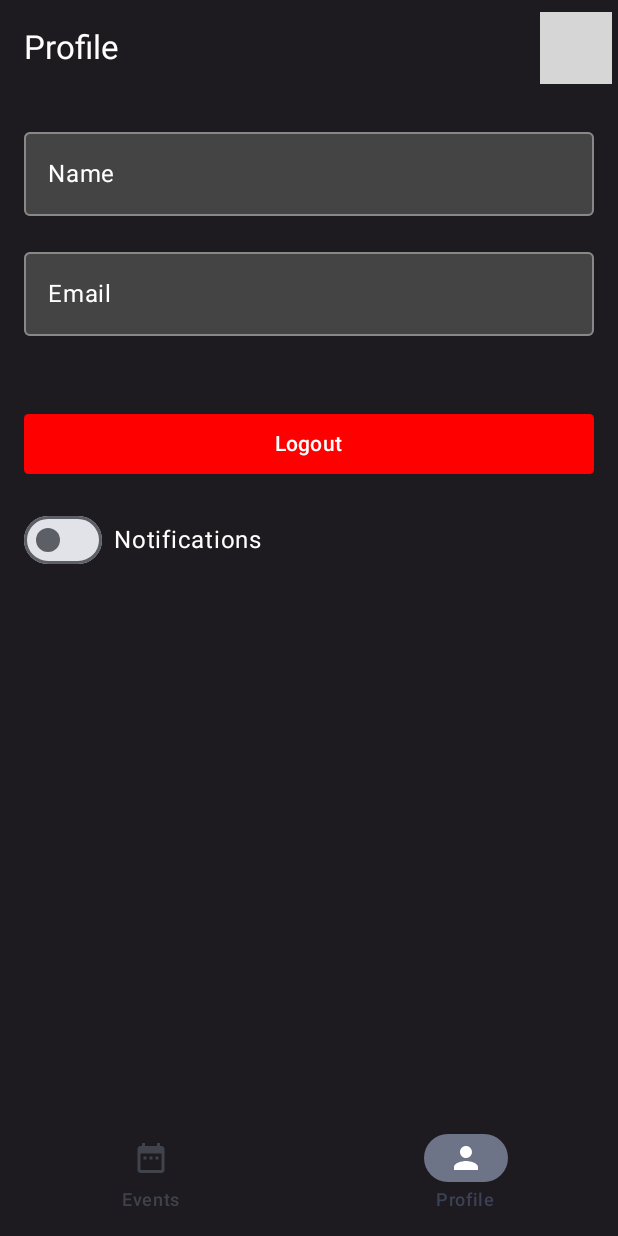
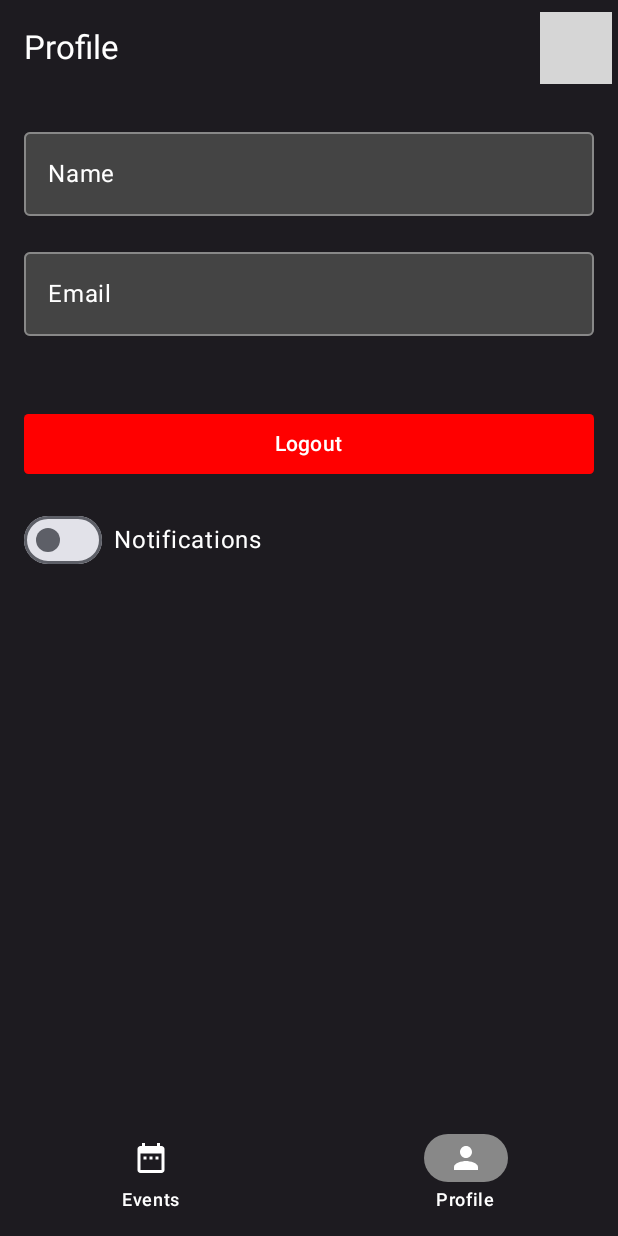
Before and after one commit to JM97142/P15-Eventorias, an Android app built with Jetpack Compose: the ProfileScreen screen opened through its navigation route, on a phone screen of 412 x 824 dp. Run offline under Robolectric (Android 15) with nearby library versions, the light colour scheme and no system bars; our stand-ins replace Dagger/Hilt's generated code, Firebase (no records; nobody signed in at launch, a user with empty details on screens opened directly); pictures from the network do not load; grey boxes are pictures that could not be loaded.

Commit message:
updates UI

```diff
--- a/app/src/main/java/com/example/p15_eventorias/ui/screens/HomeScreen.kt
+++ b/app/src/main/java/com/example/p15_eventorias/ui/screens/HomeScreen.kt
@@ -96,13 +96,27 @@
                     selected = true,
                     onClick = {},
                     label = { Text("Events") },
-                    icon = { Icon(Icons.Default.DateRange, null) }
+                    icon = { Icon(Icons.Default.DateRange, null) },
+                    colors = NavigationBarItemDefaults.colors(
+                        selectedIconColor = Color.White,
+                        unselectedIconColor = Color.White,
+                        selectedTextColor = Color.White,
+                        unselectedTextColor = Color.White,
+                        indicatorColor = Color.Gray
+                    )
                 )
                 NavigationBarItem(
                     selected = false,
                     onClick = onProfile,
                     label = { Text("Profile") },
-                    icon = { Icon(Icons.Default.Person, null) }
+                    icon = { Icon(Icons.Default.Person, null) },
+                    colors = NavigationBarItemDefaults.colors(
+                        selectedIconColor = Color.White,
+                        unselectedIconColor = Color.White,
+                        selectedTextColor = Color.White,
+                        unselectedTextColor = Color.White,
+                        indicatorColor = Color.Gray
+                    )
                 )
             }
         }
@@ -122,7 +136,7 @@
                 modifier = Modifier
                     .padding(padding)
                     .fillMaxSize()
-                    .background(color = Color.Black),
+                    .background(Color(0xFF1D1B20)),
                 verticalArrangement = Arrangement.spacedBy(8.dp),
                 contentPadding = PaddingValues(16.dp)
             ) {
--- a/app/src/main/java/com/example/p15_eventorias/ui/screens/ProfileScreen.kt
+++ b/app/src/main/java/com/example/p15_eventorias/ui/screens/ProfileScreen.kt
@@ -33,6 +33,21 @@
 ) {
     val notificationsEnabled by notificationsViewModel.notificationsEnabled.collectAsState()
 
+    var userName by remember { mutableStateOf(user?.displayName ?: "") }
+    var userPhotoUrl by remember { mutableStateOf(user?.photoUrl?.toString()) }
+
+    // Récupération du profil Firestore (si email/password)
+    LaunchedEffect(user?.uid) {
+        user?.uid?.let { uid ->
+            authViewModel.getUserByUid(uid) { url ->
+                userPhotoUrl = url
+            }
+            authViewModel.getUserNameByUid(uid) { name ->
+                if (!name.isNullOrBlank()) userName = name
+            }
+        }
+    }
+
     Scaffold(
         topBar = {
             TopAppBar(
@@ -44,7 +59,7 @@
                 },
                 actions = {
                     AsyncImage(
-                        model = user?.photoUrl,
+                        model = userPhotoUrl,
                         contentDescription = stringResource(R.string.profil_picture),
                         modifier = Modifier
                             .size(48.dp)
@@ -66,13 +81,27 @@
                     selected = false,
                     onClick = onEventsList,
                     label = { Text("Events") },
-                    icon = { Icon(Icons.Default.DateRange, null) }
+                    icon = { Icon(Icons.Default.DateRange, null) },
+                    colors = NavigationBarItemDefaults.colors(
+                        selectedIconColor = Color.White,
+                        unselectedIconColor = Color.White,
+                        selectedTextColor = Color.White,
+                        unselectedTextColor = Color.White,
+                        indicatorColor = Color.Gray
+                    )
                 )
                 NavigationBarItem(
                     selected = true,
                     onClick = {},
                     label = { Text("Profile") },
-                    icon = { Icon(Icons.Default.Person, null) }
+                    icon = { Icon(Icons.Default.Person, null) },
+                    colors = NavigationBarItemDefaults.colors(
+                        selectedIconColor = Color.White,
+                        unselectedIconColor = Color.White,
+                        selectedTextColor = Color.White,
+                        unselectedTextColor = Color.White,
+                        indicatorColor = Color.Gray
+                    )
                 )
             }
         }
@@ -86,7 +115,7 @@
             verticalArrangement = Arrangement.spacedBy(16.dp)
         ) {
             OutlinedTextField(
-                value = user?.displayName ?: "",
+                value = userName,
                 onValueChange = {},
                 label = { Text(stringResource(id = R.string.user_name)) },
                 enabled = false,
--- a/app/src/main/java/com/example/p15_eventorias/ui/viewmodels/AuthViewModel.kt
+++ b/app/src/main/java/com/example/p15_eventorias/ui/viewmodels/AuthViewModel.kt
@@ -8,6 +8,7 @@
 import com.google.android.gms.auth.api.signin.GoogleSignInAccount
 import com.google.android.gms.tasks.Task
 import com.google.firebase.auth.FirebaseUser
+import com.google.firebase.firestore.FirebaseFirestore
 import dagger.hilt.android.lifecycle.HiltViewModel
 import kotlinx.coroutines.flow.MutableStateFlow
 import kotlinx.coroutines.flow.StateFlow
@@ -78,6 +79,24 @@
         }
     }
 
+    fun getUserByUid(uid: String, onResult: (String?) -> Unit) {
+        FirebaseFirestore.getInstance().collection("users").document(uid)
+            .get()
+            .addOnSuccessListener { doc ->
+                onResult(doc.getString("photoUrl"))
+            }
+            .addOnFailureListener { onResult(null) }
+    }
+
+    fun getUserNameByUid(uid: String, onResult: (String?) -> Unit) {
+        FirebaseFirestore.getInstance().collection("users").document(uid)
+            .get()
+            .addOnSuccessListener { doc ->
+                onResult(doc.getString("name"))
+            }
+            .addOnFailureListener { onResult(null) }
+    }
+
     fun handleGoogleSignInTask(task: Task<GoogleSignInAccount>?) {
         if (task == null) {
             _uiState.value = AuthUiState.Error("Connexion Google annulée")
```
Also changed, not shown: app/src/main/java/com/example/p15_eventorias/ui/composables/EventItem.kt (+31 -0 lines), app/src/main/java/com/example/p15_eventorias/ui/screens/EventDetailScreen.kt (+27 -8 lines), app/src/main/java/com/example/p15_eventorias/ui/viewmodels/EventViewModel.kt (+17 -8 lines).
